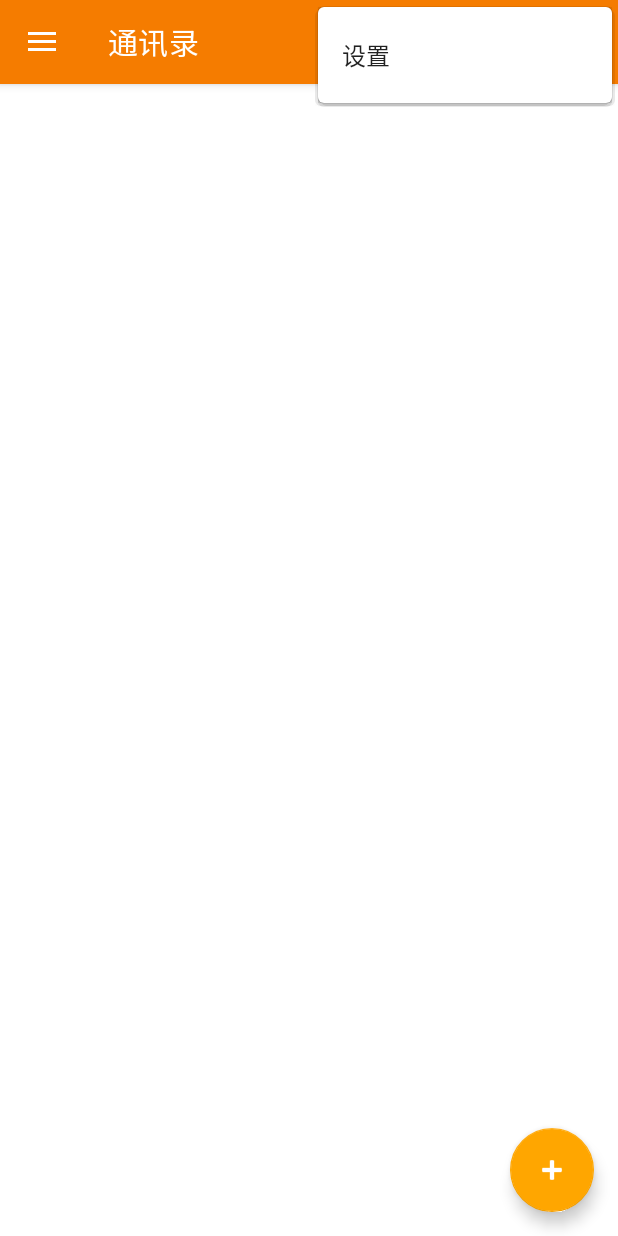
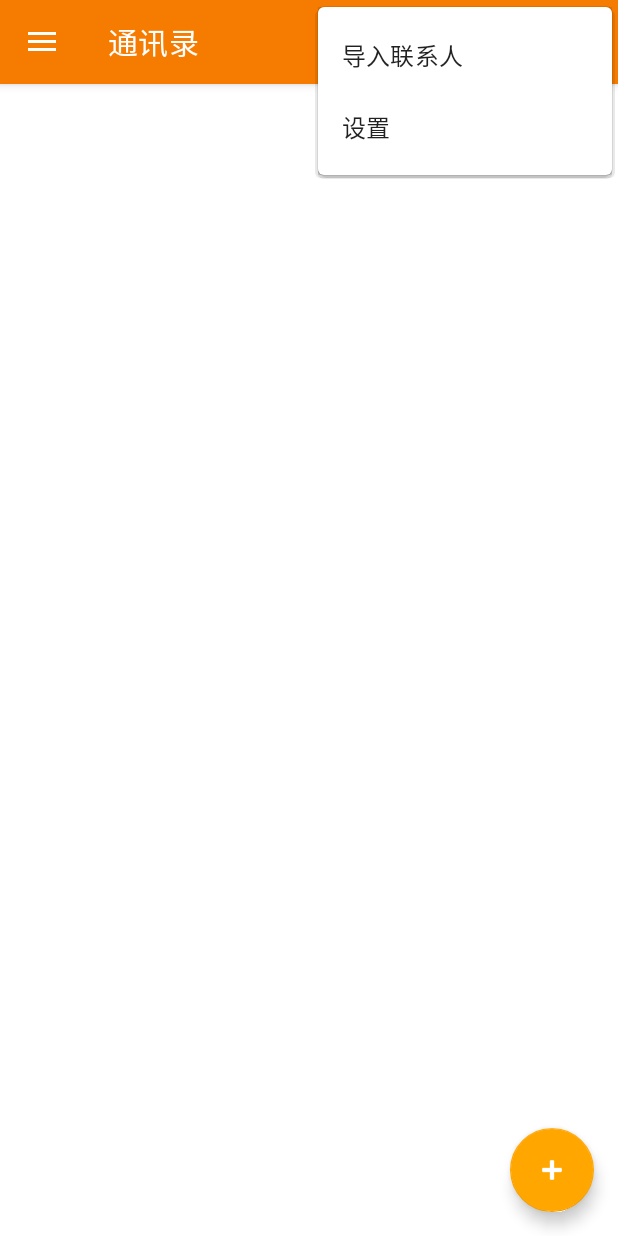
Before and after one commit to YinHeng89/PeachBlossomSpring, an Android app: the screen it shows after launch (MainActivity), with the options menu open, on a phone screen of 412 x 824 dp. Run offline under Robolectric (Android 15) with nearby library versions, the phone set to English and light mode, and no system bars; our stand-ins replace navigation-ui.

Commit message:
修改导入联系人位置

```diff
--- a/app/src/main/res/drawable/baseline_account_circle_24.xml
+++ /dev/null
@@ -1,5 +0,0 @@
-<vector android:autoMirrored="true" android:height="24dp"
-    android:tint="#FFFFFF" android:viewportHeight="24"
-    android:viewportWidth="24" android:width="24dp" xmlns:android="http://schemas.android.com/apk/res/android">
-    <path android:fillColor="@android:color/white" android:pathData="M12,2C6.48,2 2,6.48 2,12s4.48,10 10,10 10,-4.48 10,-10S17.52,2 12,2zM12,5c1.66,0 3,1.34 3,3s-1.34,3 -3,3 -3,-1.34 -3,-3 1.34,-3 3,-3zM12,19.2c-2.5,0 -4.71,-1.28 -6,-3.22 0.03,-1.99 4,-3.08 6,-3.08 1.99,0 5.97,1.09 6,3.08 -1.29,1.94 -3.5,3.22 -6,3.22z"/>
-</vector>
--- a/app/src/main/res/menu/main.xml
+++ b/app/src/main/res/menu/main.xml
@@ -1,6 +1,11 @@
 <?xml version="1.0" encoding="utf-8"?>
 <menu xmlns:android="http://schemas.android.com/apk/res/android"
     xmlns:app="http://schemas.android.com/apk/res-auto">
+    <item
+        android:id="@+id/importcontacts"
+        android:orderInCategory="100"
+        android:title="@string/import_contacts"
+        app:showAsAction="never" />
     <item
         android:id="@+id/action_settings"
         android:orderInCategory="100"
--- a/app/src/main/res/values/strings.xml
+++ b/app/src/main/res/values/strings.xml
@@ -6,7 +6,8 @@
     <string name="nav_header_subtitle">开发者：k332159915@gmail.com</string>
     <string name="nav_header_desc">Navigation header</string>
     <string name="action_settings">设置</string>
-
+    <string name="import_contacts">导入联系人</string>
+    //汉堡菜单
     <string name="menu_home">通讯录</string>
     <string name="menu_gallery">收藏夹</string>
     <string name="menu_slideshow">关于隐私通讯录</string>
```
Also changed, not shown: app/src/main/java/com/contacts/peachblossomspring/MainActivity.java (+19 -0 lines).
